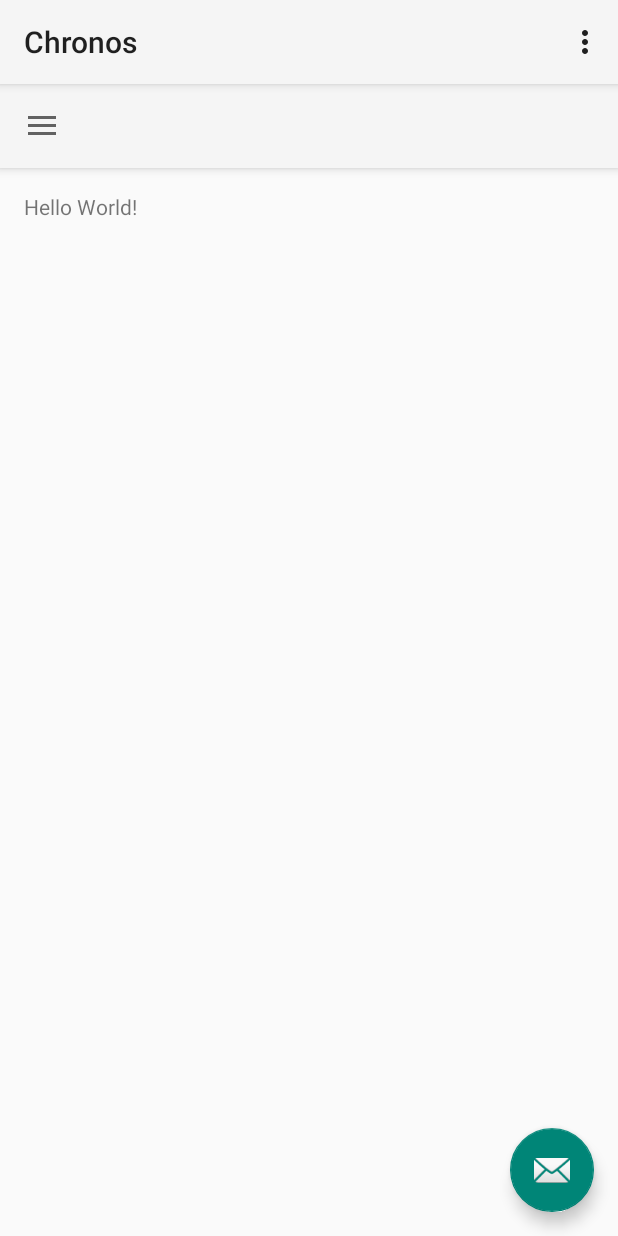
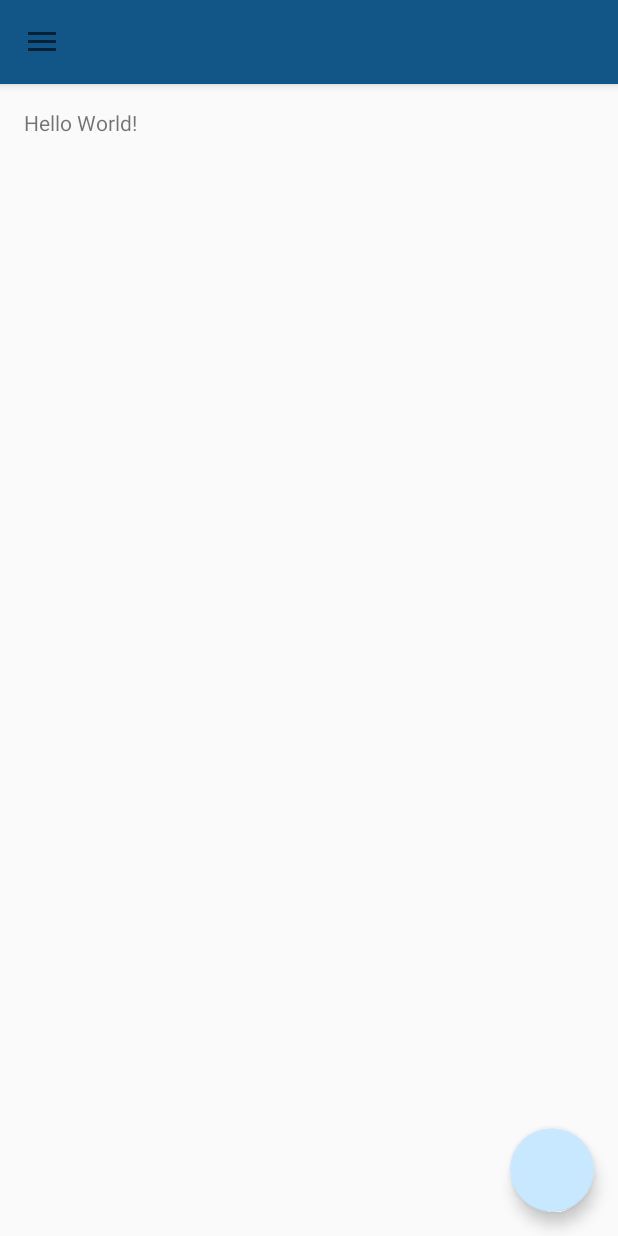
Before and after one commit to GiovanniBalestrieri/ChronosBeta, an Android app: the MainActivity screen opened directly, with no data from a screen before it, on a phone screen of 412 x 824 dp. Run offline under Robolectric (Android 15) with nearby library versions, the light colour scheme and no system bars.

Commit message:
images porting

```diff
--- a/app/src/main/java/box/chronos/userk/chronos/Activities/MainActivity.java
+++ b/app/src/main/java/box/chronos/userk/chronos/Activities/MainActivity.java
@@ -1,5 +1,6 @@
 package box.chronos.userk.chronos.Activities;
 
+import android.app.Activity;
 import android.content.Intent;
 import android.os.Bundle;
 import android.support.design.widget.FloatingActionButton;
@@ -9,7 +10,6 @@ import android.support.design.widget.NavigationView;
 import android.support.v4.view.GravityCompat;
 import android.support.v4.widget.DrawerLayout;
 import android.support.v7.app.ActionBarDrawerToggle;
-import android.support.v7.app.AppCompatActivity;
 import android.support.v7.widget.Toolbar;
 import android.view.Menu;
 import android.view.MenuItem;
@@ -17,7 +17,8 @@ import android.widget.Toast;
 
 import box.chronos.userk.chronos.R;
 
-public class MainActivity extends AppCompatActivity
+
+public class MainActivity extends Activity
         implements NavigationView.OnNavigationItemSelectedListener {
 
     @Override
--- a/app/src/main/java/box/chronos/userk/chronos/Activities/SplashScreen.java
+++ b/app/src/main/java/box/chronos/userk/chronos/Activities/SplashScreen.java
@@ -55,7 +55,7 @@ public class SplashScreen extends Activity {
                 i = new Intent(SplashScreen.this, Code.class);
                 startActivity(i);
                 finish();
-                overridePendingTransition(R.anim.enter_from_right, R.anim.exit_to_left);
+                //overridePendingTransition(R.anim.enter_from_right, R.anim.exit_to_left);
                 /*
                 if(sharePrefs.getIsFirstTimeUser()) {
                     i = new Intent(SplashScreen.this, MainActivity.class);
--- a/app/src/main/res/layout/app_bar_main.xml
+++ b/app/src/main/res/layout/app_bar_main.xml
@@ -9,15 +9,15 @@
 
     <android.support.design.widget.AppBarLayout
         android:layout_width="match_parent"
-        android:layout_height="wrap_content"
-        android:theme="@style/AppTheme.AppBarOverlay">
+        android:layout_height="wrap_content">
 
         <android.support.v7.widget.Toolbar
             android:id="@+id/toolbar"
             android:layout_width="match_parent"
             android:layout_height="?attr/actionBarSize"
-            android:background="?attr/colorPrimary"
-            app:popupTheme="@style/AppTheme.PopupOverlay" />
+            android:background="?attr/colorPrimary"/>
+           <!--
+            app:popupTheme="@style/AppTheme.PopupOverlay" -->
 
     </android.support.design.widget.AppBarLayout>
 
@@ -28,7 +28,6 @@
         android:layout_width="wrap_content"
         android:layout_height="wrap_content"
         android:layout_gravity="bottom|end"
-        android:layout_margin="@dimen/fab_margin"
-        app:srcCompat="@android:drawable/ic_dialog_email" />
+        android:layout_margin="@dimen/fab_margin" />
 
 </android.support.design.widget.CoordinatorLayout>
--- a/app/src/main/res/layout/offer.xml
+++ b/app/src/main/res/layout/offer.xml
@@ -39,7 +39,7 @@
                         android:layout_width="0dp"
                         android:layout_height="wrap_content"
                         android:paddingLeft="@dimen/city_title_padding"
-                        android:text="Tech "
+                        android:text="Fashion"
                         android:gravity="center_vertical|right"
                         android:textColor="@color/quiz_title"
                         android:textStyle="bold"
@@ -64,7 +64,7 @@
                 android:layout_height="250dp"
                 android:adjustViewBounds="true"
                 android:layout_centerInParent="true"
-                android:background="@drawable/shop_wall"
+                android:background="@drawable/abitiuomo"
                 android:clickable="true"
                 android:scaleType="center"/>
             <!--
--- a/app/src/main/res/values/colors.xml
+++ b/app/src/main/res/values/colors.xml
@@ -1,8 +1,11 @@
 <?xml version="1.0" encoding="utf-8"?>
 <resources>
-    <color name="colorPrimary">#3F51B5</color>
-    <color name="colorPrimaryDark">#303F9F</color>
-    <color name="colorAccent">#FF4081</color>
+        <color name="colorPrimary">#125688</color>
+        <color name="colorPrimaryDark">#125688</color>
+        <color name="textColorPrimary">#FFFFFF</color>
+        <color name="windowBackground">#FFFFFF</color>
+        <color name="navigationBarColor">#000000</color>
+        <color name="colorAccent">#c8e8ff</color>
     <item name="blue" type="color">#FF33B5E5</item>
     <item name="purple" type="color">#FF9c27b0</item>
     <item name="green" type="color">#FF99CC00</item>
--- a/app/src/main/res/values/dimens.xml
+++ b/app/src/main/res/values/dimens.xml
@@ -75,4 +75,10 @@
     <!-- Code -->
     <dimen name="code_box_padding_top">24dp</dimen>
 
+
+    <!--NavDrawer-->
+
+    <dimen name="TitleHeader">21sp</dimen>
+
+
 </resources>
--- a/app/src/main/res/values/strings.xml
+++ b/app/src/main/res/values/strings.xml
@@ -8,7 +8,7 @@
 
     <!-- Offer Page -->
 
-    <string name="offer_title_main">Shoes</string>
+    <string name="offer_title_main">Suits</string>
     <string name="dummy_text_short">Lorem ipsum dolor sit amet</string>
     <string name="dummy_text">Lorem ipsum dolor sit amet, consectetur adipiscing elit, sed do eiusmod tempor incididunt ut labore et dolore magna aliqua. Ut enim ad minim veniam, quis nostrud exercitation ullamco laboris nisi ut aliquip ex ea commodo consequat. Duis aute irure dolor in reprehenderit in voluptate velit esse cillum dolore eu fugiat nulla pariatur. Excepteur sint occaecat cupidatat non proident, sunt in culpa qui officia deserunt mollit anim id est laborum.</string>
     <string name="location">Dove</string>
--- /dev/null
+++ b/app/src/main/res/values/styles.xml
@@ -0,0 +1,16 @@
+<?xml version="1.0" encoding="utf-8"?>
+<resources>
+
+    <style name="MyMaterialTheme" parent="MyMaterialTheme.Base">
+
+    </style>
+
+    <style name="MyMaterialTheme.Base" parent="Theme.AppCompat.Light.DarkActionBar">
+        <item name="windowNoTitle">true</item>
+        <item name="windowActionBar">false</item>
+        <item name="colorPrimary">@color/colorPrimary</item>
+        <item name="colorPrimaryDark">@color/colorPrimaryDark</item>
+        <item name="colorAccent">@color/colorAccent</item>
+    </style>
+
+</resources>
```
Also changed, not shown: app/build.gradle (+4 -4 lines), app/src/main/AndroidManifest.xml (+6 -2 lines), app/src/main/java/box/chronos/userk/chronos/UI/Code.java (+3 -5 lines), app/src/main/res/layout/nav_header_main.xml (+8 -7 lines), app/src/main/res/layout/temp.xml (+5 -7 lines), 2 other files.
